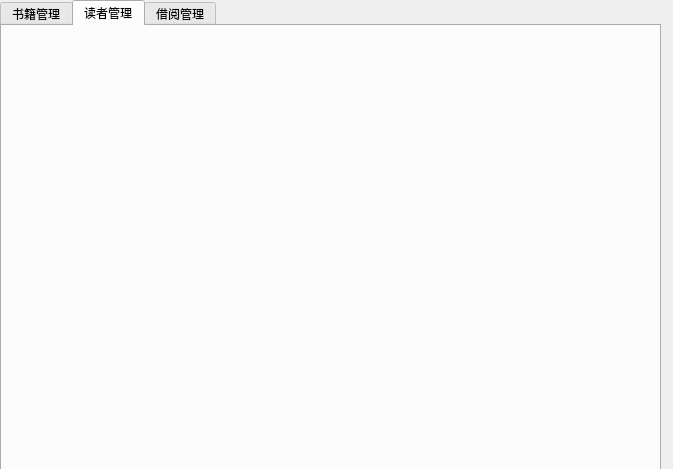
821869798/mybookmanager, file admindialog.ui: the form before one commit.
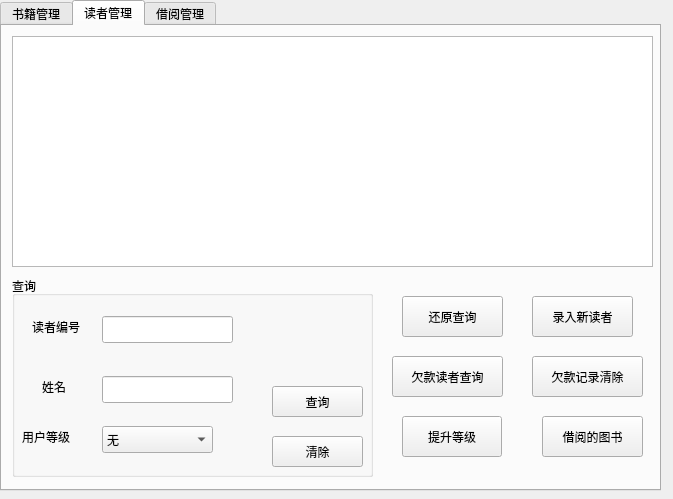
The form after the commit. The open tabs and pages were chosen to show the change.

The edit to the form file:
```diff
--- a/admindialog.ui
+++ b/admindialog.ui
@@ -7,7 +7,7 @@
     <x>0</x>
     <y>0</y>
     <width>673</width>
-    <height>469</height>
+    <height>499</height>
    </rect>
   </property>
   <property name="windowTitle">
@@ -19,7 +19,7 @@
      <x>0</x>
      <y>0</y>
      <width>661</width>
-     <height>471</height>
+     <height>491</height>
     </rect>
    </property>
    <property name="currentIndex">
@@ -422,6 +422,217 @@
     <attribute name="title">
      <string>读者管理</string>
     </attribute>
+    <widget class="QTableView" name="tv2">
+     <property name="geometry">
+      <rect>
+       <x>10</x>
+       <y>10</y>
+       <width>641</width>
+       <height>231</height>
+      </rect>
+     </property>
+    </widget>
+    <widget class="QGroupBox" name="groupBox_4">
+     <property name="geometry">
+      <rect>
+       <x>10</x>
+       <y>250</y>
+       <width>361</width>
+       <height>201</height>
+      </rect>
+     </property>
+     <property name="title">
+      <string>查询</string>
+     </property>
+     <widget class="QLabel" name="label_17">
+      <property name="geometry">
+       <rect>
+        <x>20</x>
+        <y>40</y>
+        <width>71</width>
+        <height>21</height>
+       </rect>
+      </property>
+      <property name="text">
+       <string>读者编号</string>
+      </property>
+     </widget>
+     <widget class="QLabel" name="label_18">
+      <property name="geometry">
+       <rect>
+        <x>30</x>
+        <y>100</y>
+        <width>61</width>
+        <height>21</height>
+       </rect>
+      </property>
+      <property name="text">
+       <string>姓名</string>
+      </property>
+     </widget>
+     <widget class="QLineEdit" name="ridEdit">
+      <property name="geometry">
+       <rect>
+        <x>90</x>
+        <y>40</y>
+        <width>131</width>
+        <height>27</height>
+       </rect>
+      </property>
+     </widget>
+     <widget class="QLineEdit" name="rnameEdit">
+      <property name="geometry">
+       <rect>
+        <x>90</x>
+        <y>100</y>
+        <width>131</width>
+        <height>27</height>
+       </rect>
+      </property>
+     </widget>
+     <widget class="QPushButton" name="readerQueryBtn">
+      <property name="geometry">
+       <rect>
+        <x>260</x>
+        <y>110</y>
+        <width>91</width>
+        <height>31</height>
+       </rect>
+      </property>
+      <property name="text">
+       <string>查询</string>
+      </property>
+     </widget>
+     <widget class="QPushButton" name="clearReaderEdit">
+      <property name="geometry">
+       <rect>
+        <x>260</x>
+        <y>160</y>
+        <width>91</width>
+        <height>31</height>
+       </rect>
+      </property>
+      <property name="text">
+       <string>清除</string>
+      </property>
+     </widget>
+     <widget class="QComboBox" name="rtypeEdit">
+      <property name="geometry">
+       <rect>
+        <x>90</x>
+        <y>150</y>
+        <width>111</width>
+        <height>27</height>
+       </rect>
+      </property>
+      <item>
+       <property name="text">
+        <string>无</string>
+       </property>
+      </item>
+      <item>
+       <property name="text">
+        <string>普通用户</string>
+       </property>
+      </item>
+      <item>
+       <property name="text">
+        <string>高级用户</string>
+       </property>
+      </item>
+     </widget>
+     <widget class="QLabel" name="label_19">
+      <property name="geometry">
+       <rect>
+        <x>10</x>
+        <y>150</y>
+        <width>71</width>
+        <height>21</height>
+       </rect>
+      </property>
+      <property name="text">
+       <string>用户等级</string>
+      </property>
+     </widget>
+    </widget>
+    <widget class="QPushButton" name="arrearsQueryBtn">
+     <property name="geometry">
+      <rect>
+       <x>390</x>
+       <y>330</y>
+       <width>111</width>
+       <height>41</height>
+      </rect>
+     </property>
+     <property name="text">
+      <string>欠款读者查询</string>
+     </property>
+    </widget>
+    <widget class="QPushButton" name="clearReaderQuery">
+     <property name="geometry">
+      <rect>
+       <x>400</x>
+       <y>270</y>
+       <width>101</width>
+       <height>41</height>
+      </rect>
+     </property>
+     <property name="text">
+      <string>还原查询</string>
+     </property>
+    </widget>
+    <widget class="QPushButton" name="readerUpgrade">
+     <property name="geometry">
+      <rect>
+       <x>400</x>
+       <y>390</y>
+       <width>100</width>
+       <height>41</height>
+      </rect>
+     </property>
+     <property name="text">
+      <string>提升等级</string>
+     </property>
+    </widget>
+    <widget class="QPushButton" name="alreadyBorrowQuery">
+     <property name="geometry">
+      <rect>
+       <x>540</x>
+       <y>390</y>
+       <width>101</width>
+       <height>41</height>
+      </rect>
+     </property>
+     <property name="text">
+      <string>借阅的图书</string>
+     </property>
+    </widget>
+    <widget class="QPushButton" name="arrearsQueryBtn_2">
+     <property name="geometry">
+      <rect>
+       <x>530</x>
+       <y>330</y>
+       <width>111</width>
+       <height>41</height>
+      </rect>
+     </property>
+     <property name="text">
+      <string>欠款记录清除</string>
+     </property>
+    </widget>
+    <widget class="QPushButton" name="pushButton_5">
+     <property name="geometry">
+      <rect>
+       <x>530</x>
+       <y>270</y>
+       <width>101</width>
+       <height>41</height>
+      </rect>
+     </property>
+     <property name="text">
+      <string>录入新读者</string>
+     </property>
+    </widget>
    </widget>
    <widget class="QWidget" name="tab_3">
     <attribute name="title">
```
Left out of the diff: 48 changed lines with no effect on the pictures.
